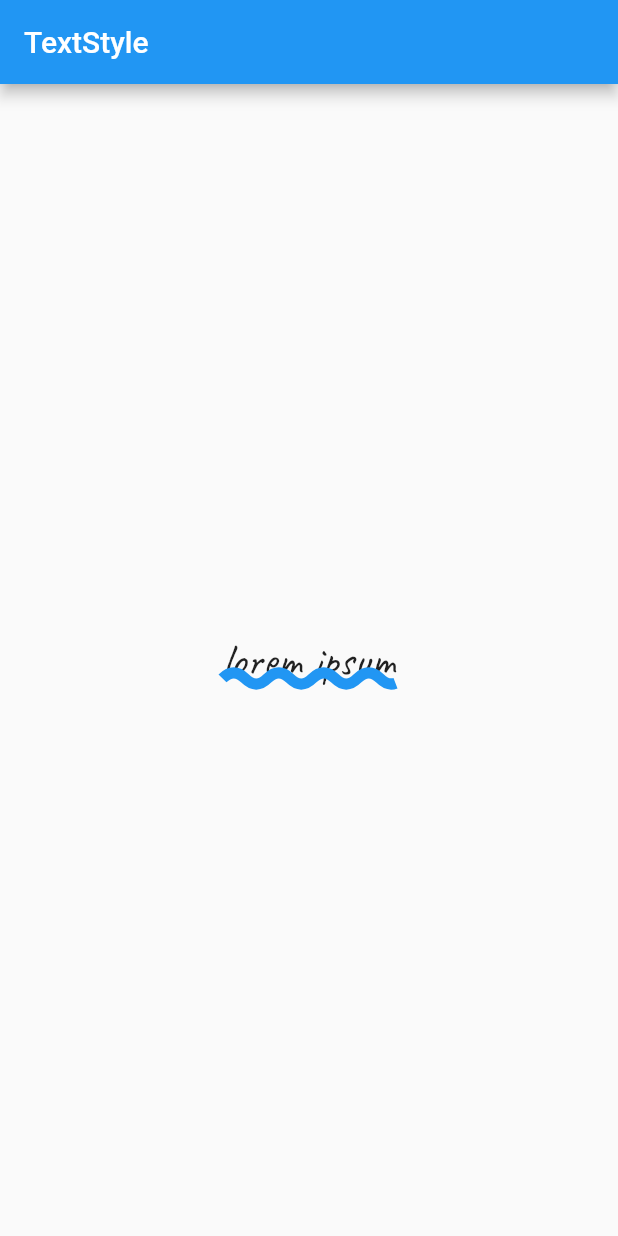
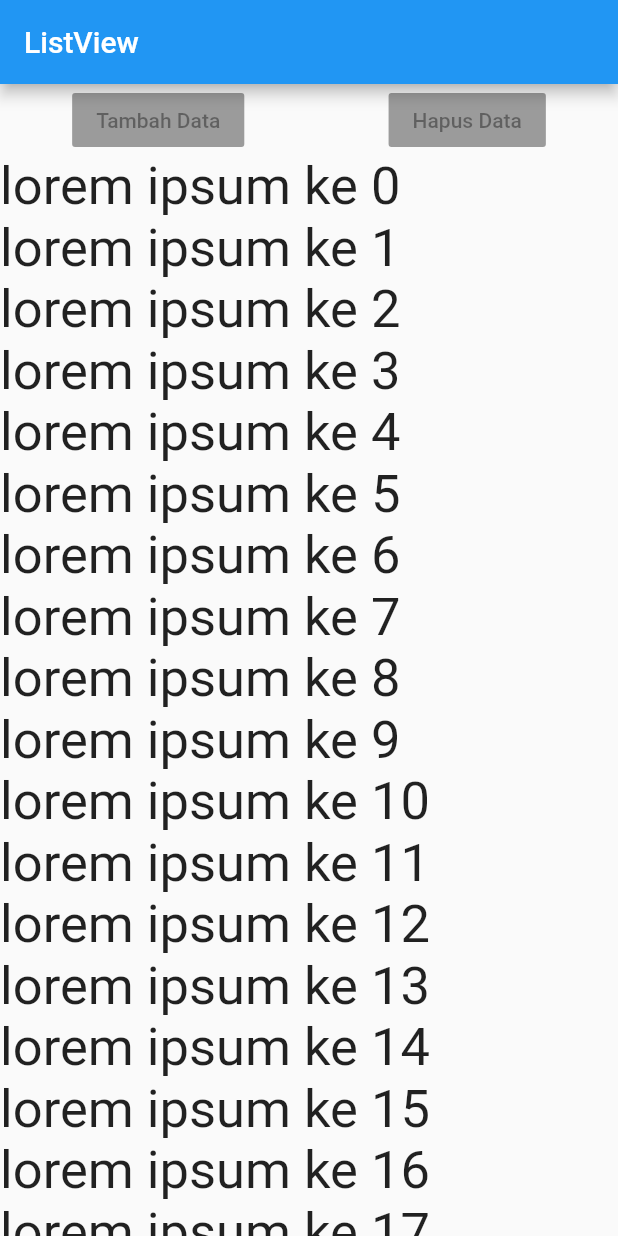
Before and after one commit to cahyaind/aplikasi_hello_world, a Flutter app: the screen it shows after launch, on a phone screen of 412 x 824 dp. Run offline on Flutter 3.47's test engine with Material 2 defaults, Android fonts, the phone set to English and light mode, and no system bars.

Commit message:
add for, listView, button

```diff
--- a/lib/main.dart
+++ b/lib/main.dart
@@ -4,34 +4,78 @@ void main() {
   runApp(MyApp());
 }
 
-class MyApp extends StatelessWidget {
+class MyApp extends StatefulWidget {
+  @override
+  State<MyApp> createState() => _MyAppState();
+}
+
+class _MyAppState extends State<MyApp> {
+  List<Widget> widgets = [];
+
+  _MyAppState() {
+    for (int i = 0; i < 20; i++)
+      widgets.add(Text("lorem ipsum ke " + i.toString(),
+          style: TextStyle(fontSize: 35)));
+  }
+
   @override
   Widget build(BuildContext context) {
     return MaterialApp(
       home: Scaffold(
         appBar: AppBar(
-          title: Text("TextStyle"),
+          title: Text("ListView"),
         ),
-        body: Center(
-          child: Text(
-            "lorem ipsum",
-            style: TextStyle(
-              fontFamily: "Caveat",
-              fontSize: 30,
-              decoration: TextDecoration.underline,
-              decorationColor: Colors.blue,
-              decorationThickness: 5,
-              decorationStyle: TextDecorationStyle.wavy,
-            ),
-          ),
+        body: ListView(
+          children: <Widget>[
+            Row(mainAxisAlignment: MainAxisAlignment.spaceAround, children: [
+              RaisedButton(
+                onPressed: null,
+                child: Text("Tambah Data"),
+              ),
+              RaisedButton(
+                onPressed: null,
+                child: Text("Hapus Data"),
+              ),
+            ]),
+            Column(
+              crossAxisAlignment: CrossAxisAlignment.start,
+              children: widgets,
+            )
+          ],
         ),
       ),
     );
   }
 }
 
+// IMPLEMENTASI TEXTSTYLE
+// class MyApp extends StatelessWidget {
+//   @override
+//   Widget build(BuildContext context) {
+//     return MaterialApp(
+//       home: Scaffold(
+//         appBar: AppBar(
+//           title: Text("TextStyle"),
+//         ),
+//         body: Center(
+//           child: Text(
+//             "lorem ipsum",
+//             style: TextStyle(
+//               fontFamily: "Caveat",
+//               fontSize: 30,
+//               decoration: TextDecoration.underline,
+//               decorationColor: Colors.blue,
+//               decorationThickness: 5,
+//               decorationStyle: TextDecorationStyle.wavy,
+//             ),
+//           ),
+//         ),
+//       ),
+//     );
+//   }
+// }
+
 // IMPLEMENTASI ANONYMOUS METHOD
-
 // class MyApp extends StatefulWidget {
 //   @override
 //   State<MyApp> createState() => _MyAppState();
```
